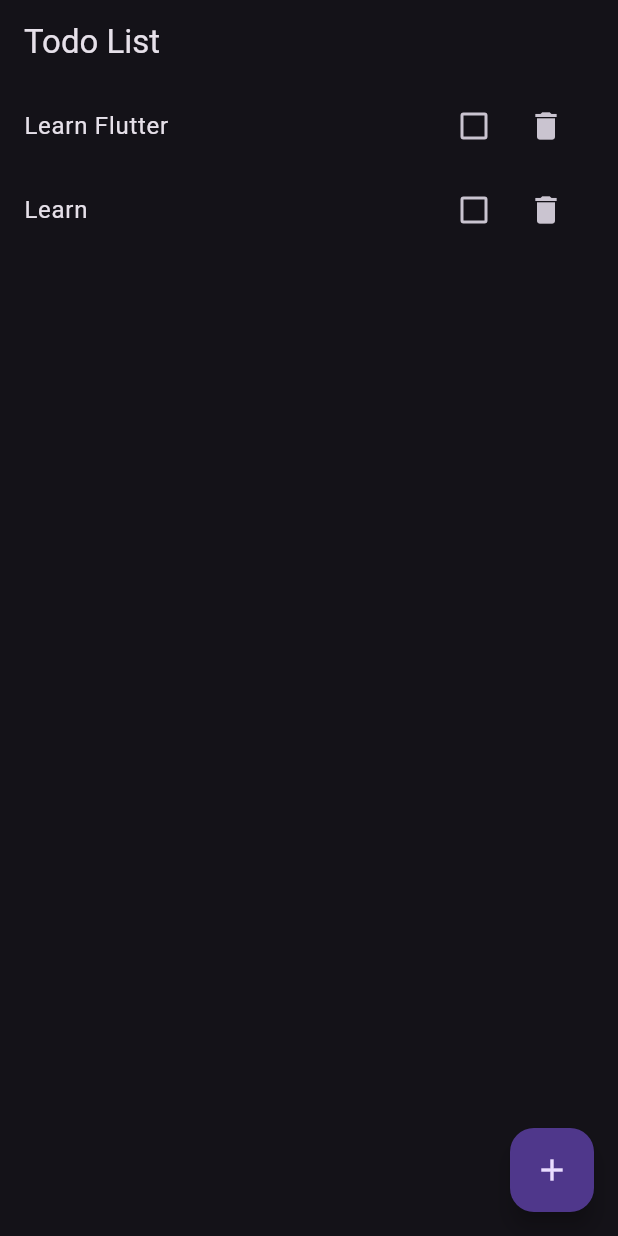
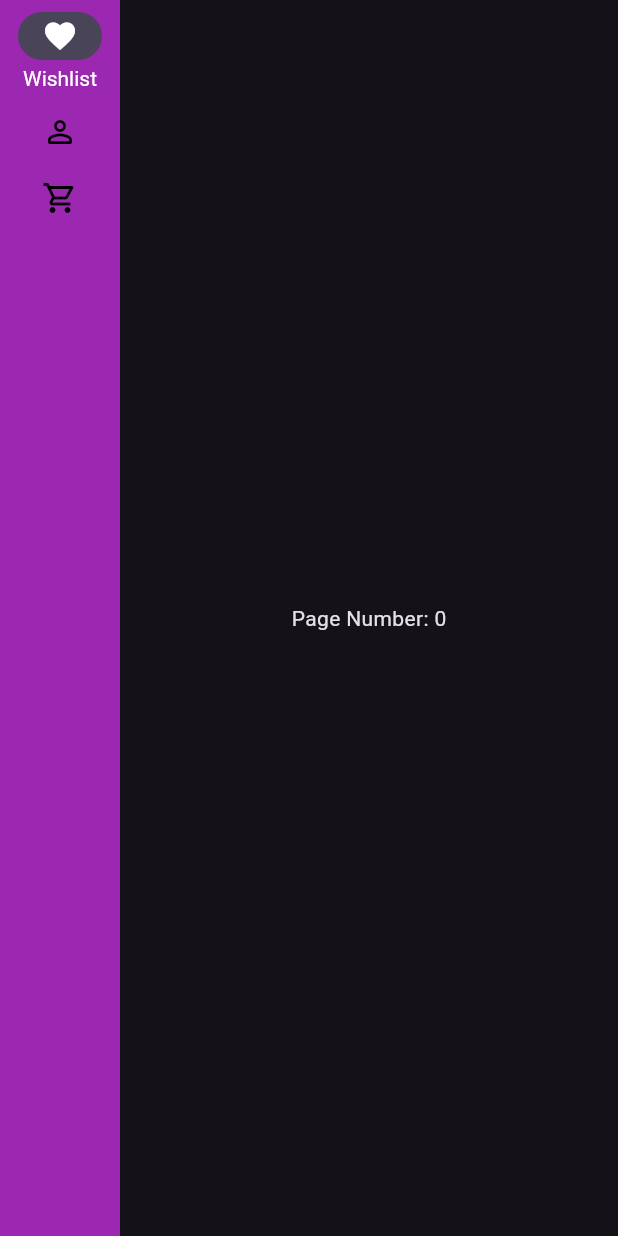
Before and after one commit to Implycitt/Superflow, a Flutter app: the screen it shows after launch, on a phone screen of 412 x 824 dp. Run offline on Flutter 3.47's test engine with Material 3 defaults, Android fonts, the light colour scheme and no system bars.

Commit message:
some working code ish

```diff
--- a/lib/main.dart
+++ b/lib/main.dart
@@ -3,6 +3,7 @@ import 'package:provider/provider.dart';
 import 'package:superflow/models/save_task.dart';
 import 'package:superflow/pages/add_todo.dart';
 import 'package:superflow/pages/todo_list.dart';
+import 'package:superflow/pages/home.dart';
 
 void main() {
   runApp(
@@ -25,9 +26,11 @@ class MyApp extends StatelessWidget {
       ),
       initialRoute: '/',
       routes: {
-        '/': (_) => const TodoList(),
+        '/': (_) => HomePage(),
+        'todo-screen': (_) => const TodoList(),
         '/add-todo-screen': (_) => AddTodo(),
       },
+      debugShowCheckedModeBanner: false,
     );
   }
 }
--- a/lib/models/save_task.dart
+++ b/lib/models/save_task.dart
@@ -2,10 +2,7 @@ import 'package:flutter/material.dart';
 import 'package:superflow/models/task_model.dart';
 
 class SaveTask extends ChangeNotifier {
-  List<Task> _tasks = [
-    Task(title: 'Learn Flutter', isCompleted: false),
-    Task(title: 'Learn', isCompleted: false),
-  ];
+  List<Task> _tasks = [];
 
   List<Task> get tasks => _tasks;
 
--- /dev/null
+++ b/lib/pages/home.dart
@@ -0,0 +1,55 @@
+import 'package:flutter/material.dart';
+
+class HomePage extends StatefulWidget {
+  @override
+  State<HomePage> createState() => _HomePageState();
+}
+
+class _HomePageState extends State<HomePage> {
+  int _selectedIndex = 0;
+  @override
+  Widget build(BuildContext context) {
+    return Scaffold(
+      body: Row(
+        children: <Widget>[
+          NavigationRail(
+            selectedIndex: _selectedIndex,
+            onDestinationSelected: (int index) {
+              setState(() {
+                _selectedIndex = index;
+              });
+            },
+            labelType: NavigationRailLabelType.selected,
+            backgroundColor: Colors.purple,
+            destinations: const <NavigationRailDestination>
+            [
+              NavigationRailDestination(
+                icon: Icon(Icons.favorite_border),
+                selectedIcon: Icon(Icons.favorite),
+                label: Text('Wishlist'),
+              ),
+              NavigationRailDestination(
+                icon: Icon(Icons.person_outline_rounded),
+                selectedIcon: Icon(Icons.person),
+                label: Text('Account'),
+              ),
+              NavigationRailDestination(
+                icon: Icon(Icons.shopping_cart_outlined),
+                selectedIcon: Icon(Icons.shopping_cart),
+                label: Text('Cart'),
+              ),
+            ],
+            selectedIconTheme: IconThemeData(color: Colors.white),
+            unselectedIconTheme: IconThemeData(color: Colors.black),
+            selectedLabelTextStyle: TextStyle(color: Colors.white),
+          ),
+          Expanded(
+            child: Center(
+              child: Text('Page Number: $_selectedIndex'),
+            ),
+          )
+        ],
+      ),
+    );
+  }
+}
```
Also changed, not shown: lib/models/sidebar.dart (added, +16 -0 lines), analysis_options.yaml (line endings or trailing spaces), pubspec.yaml (line endings or trailing spaces), 81 other files.
